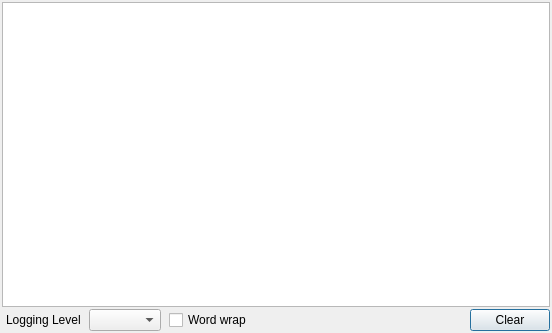
This is qt/ui/console.ui in ThunderGemios10/The-Super-Duper-Script-Editor as Qt 5 draws it before an edit. The edited form follows.
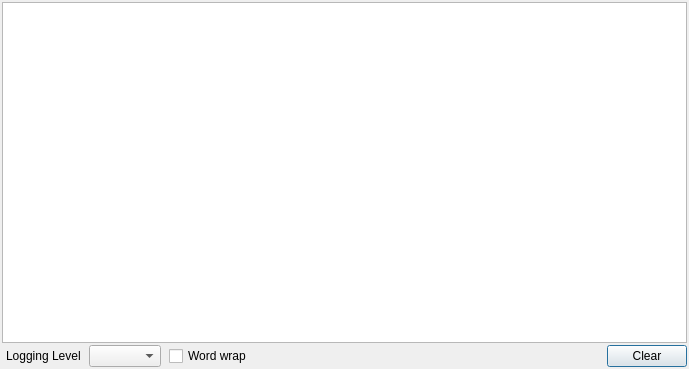
This is the edited form. Icons and pictures are not drawn. Custom widgets are drawn as their Qt base class.

Diff of the .ui file:
```diff
--- a/qt/ui/console.ui
+++ b/qt/ui/console.ui
@@ -6,8 +6,8 @@
    <rect>
     <x>0</x>
     <y>0</y>
-    <width>552</width>
-    <height>333</height>
+    <width>689</width>
+    <height>369</height>
    </rect>
   </property>
   <property name="windowTitle">
```
